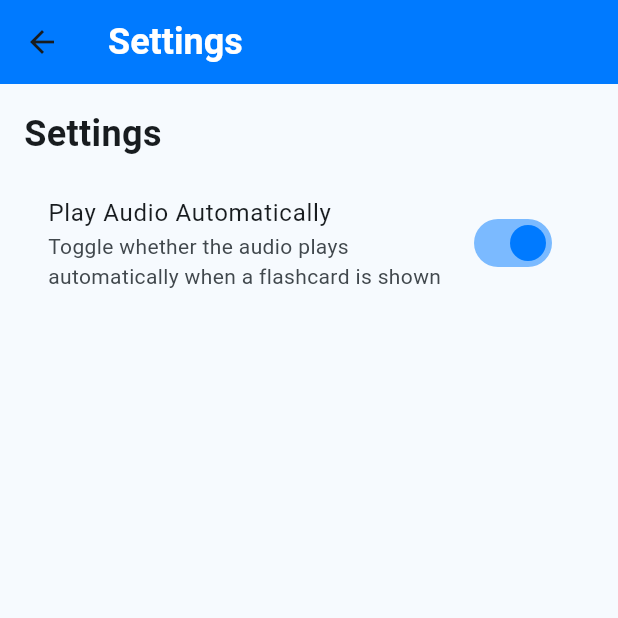
After one commit to gnz11yuan/KidsFlashcards, a Flutter app: the SettingsPage screen opened directly, after a tap on "Play Audio Automatically", on a phone screen of 412 x 824 dp, the top half of it. The commit adds this screen. Run offline on Flutter 3.47's test engine with Material 3 defaults, Android fonts, the light colour scheme and no system bars; our stand-ins replace audioplayers, palette_generator, shared_preferences; accounts and stored records are empty.

Commit message:
[+] Added new Settings page [+] Play button is changing when audio file stops playing

```diff
--- /dev/null
+++ b/lib/settings_page.dart
@@ -0,0 +1,68 @@
+import 'package:flutter/cupertino.dart';
+import 'package:flutter/material.dart';
+import 'package:shared_preferences/shared_preferences.dart';
+
+class SettingsPage extends StatefulWidget {
+  const SettingsPage({super.key});
+
+  @override
+  _SettingsPageState createState() => _SettingsPageState();
+}
+
+class _SettingsPageState extends State<SettingsPage> {
+  bool _isAudioAutoPlay = false;
+
+  @override
+  void initState() {
+    super.initState();
+    _loadSettings();
+  }
+
+  _loadSettings() async {
+    SharedPreferences prefs = await SharedPreferences.getInstance();
+    setState(() {
+      _isAudioAutoPlay = (prefs.getBool('isAudioAutoPlay') ?? false);
+    });
+  }
+
+  _toggleAudioAutoPlay(bool value) async {
+    SharedPreferences prefs = await SharedPreferences.getInstance();
+    setState(() {
+      _isAudioAutoPlay = value;
+      prefs.setBool('isAudioAutoPlay', _isAudioAutoPlay);
+    });
+  }
+
+  @override
+  Widget build(BuildContext context) {
+    return Scaffold(
+      appBar: AppBar(
+        title: const Text('Settings'),
+        backgroundColor: CupertinoColors.activeBlue,
+        elevation: 0,
+        titleTextStyle: const TextStyle(color: Colors.white, fontSize: 24, fontWeight: FontWeight.bold),
+      ),
+      body: Padding(
+        padding: const EdgeInsets.all(16.0),
+        child: Column(
+          crossAxisAlignment: CrossAxisAlignment.start,
+          children: [
+            const Text(
+              'Settings',
+              style: TextStyle(fontSize: 24, fontWeight: FontWeight.bold),
+            ),
+            const SizedBox(height: 16),
+            SwitchListTile(
+              title: const Text('Play Audio Automatically'),
+              subtitle: const Text('Toggle whether the audio plays automatically when a flashcard is shown'),
+              value: _isAudioAutoPlay,
+              onChanged: _toggleAudioAutoPlay,
+              activeColor: CupertinoColors.activeBlue,
+            ),
+            // Add more settings options as needed
+          ],
+        ),
+      ),
+    );
+  }
+}
--- a/pubspec.yaml
+++ b/pubspec.yaml
@@ -38,7 +38,7 @@ dependencies:
   http_parser: 4.0.2
   leak_tracker: ^10.0.4
   leak_tracker_flutter_testing: ^3.0.3
-  material_color_utilities: ^0.8.0
+  # material_color_utilities: ^0.8.0
   meta: ^1.12.0
   path_provider_android: ^2.2.7
   path_provider_windows: ^2.3.0
@@ -47,6 +47,7 @@ dependencies:
   uuid: ^4.4.2
   vm_service: ^14.2.1
   palette_generator: ^0.3.0
+  shared_preferences: ^2.0.13
 
   # The following adds the Cupertino Icons font to your application.
   # Use with the CupertinoIcons class for iOS style icons.
@@ -112,6 +113,7 @@ flutter:
     - assets/images/cat.webp
     - assets/images/dog.webp
     - assets/images/rabbit.webp
+    - assets/images/parrot.webp
     - assets/images/lion.webp
     - assets/images/elephant.webp
     - assets/images/tiger.webp
@@ -121,9 +123,11 @@ flutter:
     - assets/gifs/cat.gif
     - assets/gifs/dog.gif
     - assets/gifs/rabbit.gif
+    - assets/gifs/parrot.gif
     - assets/sounds/cat.wav
     - assets/sounds/dog.wav
     - assets/sounds/rabbit.wav
+    - assets/sounds/parrot.wav
     - assets/sounds/lion.wav
     - assets/sounds/elephant.wav
     - assets/sounds/tiger.wav
```
Also changed, not shown: lib/flashcard_page.dart (+63 -12 lines), lib/main.dart (+27 -0 lines), assets/gifs/cat.gif, assets/gifs/dog.gif, assets/gifs/giphy.webp (added), assets/images/parrot.webp (added), pubspec.lock, 5 other files.
